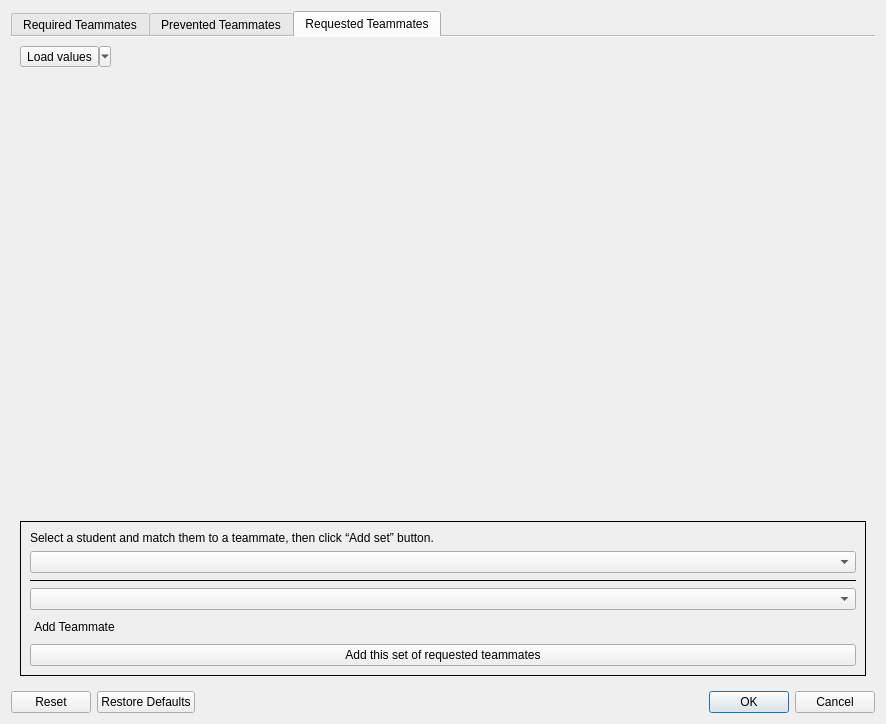
Qt form dialogs/teammatesRulesDialog.ui (gruepr/gruepr) before a commit.
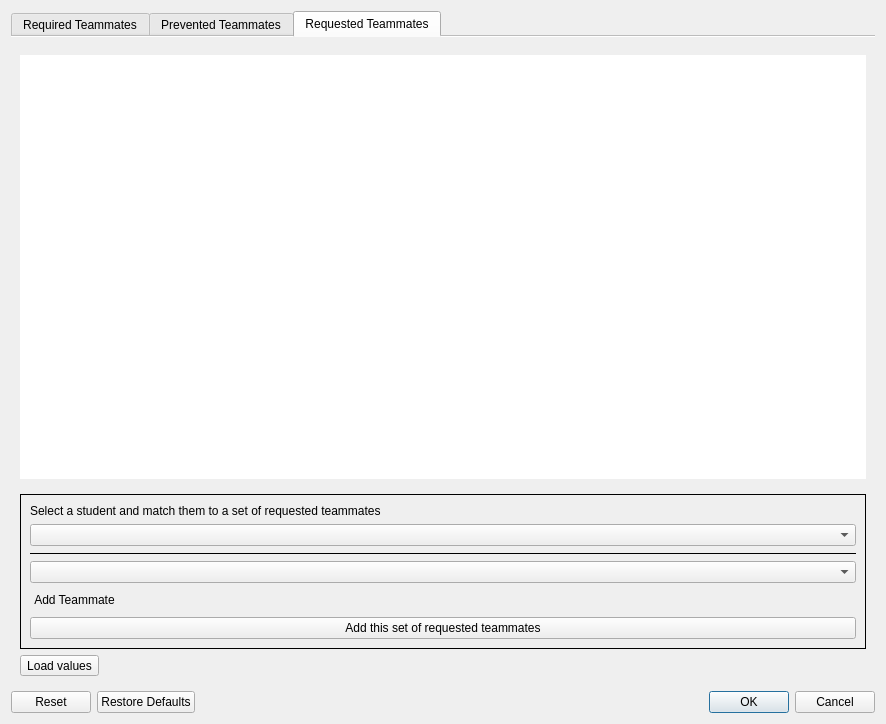
The same form after that commit. The open tabs and pages were chosen to show the change. Icons and pictures are not drawn.

Commit message: More UI work, mostly in teammatesRules dialog

Patch:
```diff
--- a/dialogs/teammatesRulesDialog.ui
+++ b/dialogs/teammatesRulesDialog.ui
@@ -241,22 +241,6 @@
        <string>Requested Teammates</string>
       </attribute>
       <layout class="QVBoxLayout" name="verticalLayout">
-       <item>
-        <widget class="QToolButton" name="requested_loadButton">
-         <property name="text">
-          <string>Load values</string>
-         </property>
-         <property name="popupMode">
-          <enum>QToolButton::MenuButtonPopup</enum>
-         </property>
-         <property name="toolButtonStyle">
-          <enum>Qt::ToolButtonTextBesideIcon</enum>
-         </property>
-         <property name="arrowType">
-          <enum>Qt::NoArrow</enum>
-         </property>
-        </widget>
-       </item>
        <item>
         <widget class="QScrollArea" name="requestedScrollArea">
          <property name="frameShape">
@@ -283,7 +267,42 @@
             <height>430</height>
            </rect>
           </property>
-          <layout class="QVBoxLayout" name="reqScrollAreaLayout_2"/>
+          <layout class="QVBoxLayout" name="reqScrollAreaLayout_2">
+           <property name="leftMargin">
+            <number>0</number>
+           </property>
+           <property name="rightMargin">
+            <number>0</number>
+           </property>
+           <item>
+            <widget class="QTableWidget" name="requested_tableWidget">
+             <property name="frameShape">
+              <enum>QFrame::NoFrame</enum>
+             </property>
+             <property name="frameShadow">
+              <enum>QFrame::Plain</enum>
+             </property>
+             <property name="editTriggers">
+              <set>QAbstractItemView::NoEditTriggers</set>
+             </property>
+             <property name="showDropIndicator" stdset="0">
+              <bool>false</bool>
+             </property>
+             <property name="dragDropOverwriteMode">
+              <bool>false</bool>
+             </property>
+             <property name="alternatingRowColors">
+              <bool>true</bool>
+             </property>
+             <property name="selectionMode">
+              <enum>QAbstractItemView::NoSelection</enum>
+             </property>
+             <property name="cornerButtonEnabled">
+              <bool>false</bool>
+             </property>
+            </widget>
+           </item>
+          </layout>
          </widget>
         </widget>
        </item>
@@ -301,8 +320,11 @@
          <layout class="QVBoxLayout" name="verticalLayout_2">
           <item>
            <widget class="QLabel" name="requested_explanationLabel">
+            <property name="lineWidth">
+             <number>0</number>
+            </property>
             <property name="text">
-             <string>Select a student and match them to a teammate, then click “Add set” button.</string>
+             <string>Select a student and match them to a set of requested teammates</string>
             </property>
            </widget>
           </item>
@@ -354,6 +376,19 @@
          </layout>
         </widget>
        </item>
+       <item>
+        <widget class="QToolButton" name="requested_loadButton">
+         <property name="text">
+          <string>Load values</string>
+         </property>
+         <property name="popupMode">
+          <enum>QToolButton::InstantPopup</enum>
+         </property>
+         <property name="toolButtonStyle">
+          <enum>Qt::ToolButtonTextBesideIcon</enum>
+         </property>
+        </widget>
+       </item>
       </layout>
      </widget>
     </widget>
```
Left out of the diff: 152 changed lines with no effect on the pictures. The commit also changes 4 other files.
